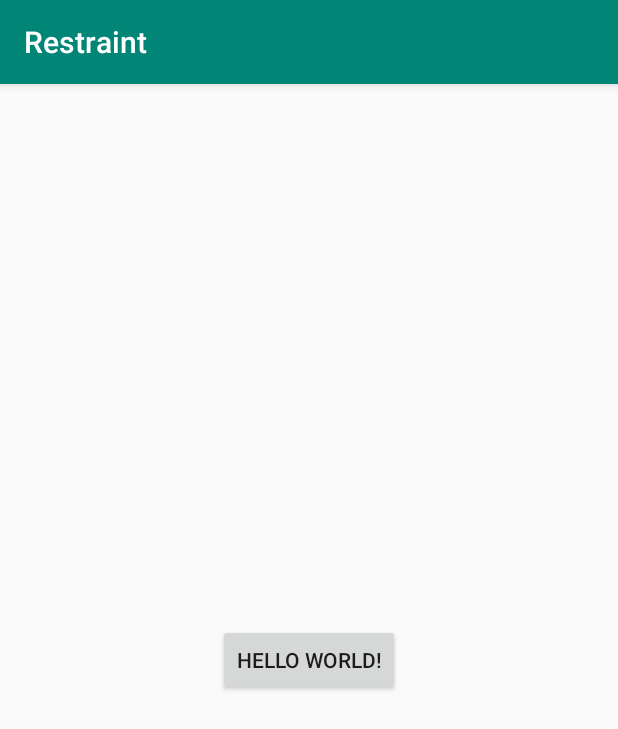
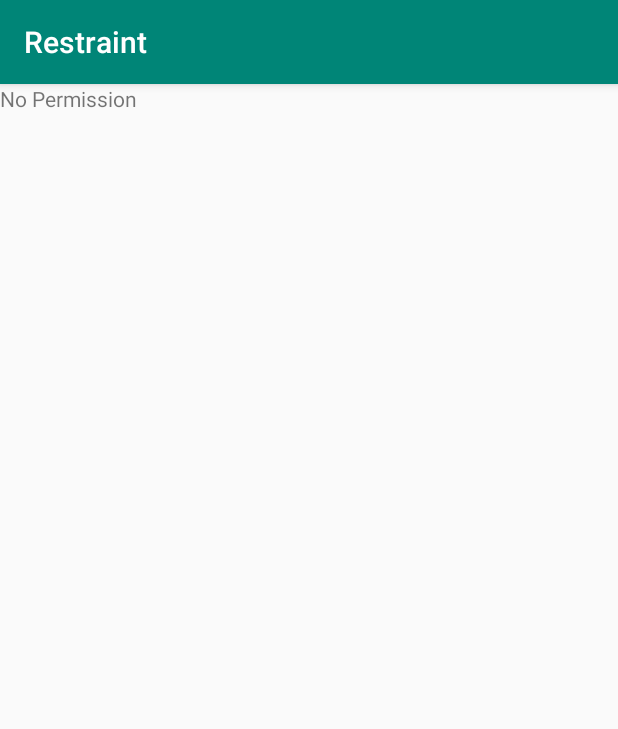
Before and after one commit to axlecho/Restraint, an Android app: the screen it shows after launch (MainActivity), on a phone screen of 412 x 824 dp. Shown: the top 729 px of the screen. Run offline under Robolectric (Android 15) with nearby library versions, the phone set to English and light mode, and no system bars; 1 statement that could not run was skipped.

```diff
--- a/app/build.gradle
+++ b/app/build.gradle
@@ -29,6 +29,8 @@ dependencies {
     implementation 'androidx.core:core-ktx:1.0.2'
     implementation 'androidx.constraintlayout:constraintlayout:1.1.3'
 
+    implementation 'androidx.recyclerview:recyclerview:1.0.0'
+
     implementation 'com.orhanobut:logger:2.2.0'
     implementation 'com.google.code.gson:gson:2.8.5'
 
--- a/app/src/main/java/com/axlecho/restraint/MainActivity.kt
+++ b/app/src/main/java/com/axlecho/restraint/MainActivity.kt
@@ -3,32 +3,44 @@ package com.axlecho.restraint
 import android.content.Intent
 import android.os.Bundle
 import android.provider.Settings
-import android.widget.Button
+import android.view.View
 import androidx.appcompat.app.AppCompatActivity
+import androidx.recyclerview.widget.LinearLayoutManager
+import androidx.recyclerview.widget.RecyclerView
+import com.axlecho.restraint.ui.ListViewAdapter
 import com.axlecho.restraint.utils.TimeUtils
 import com.axlecho.restraint.utils.UsageStatsUtils
-import com.google.gson.GsonBuilder
-import com.orhanobut.logger.AndroidLogAdapter
-import com.orhanobut.logger.Logger
 
 
 class MainActivity : AppCompatActivity() {
-
 
 
     override fun onCreate(savedInstanceState: Bundle?) {
         super.onCreate(savedInstanceState)
         setContentView(R.layout.activity_main)
 
-        val intent = Intent(Settings.ACTION_USAGE_ACCESS_SETTINGS)
-        if(!UsageStatsUtils.checkpermission(this)){
+
+        if (UsageStatsUtils.checkPermission(this)) {
+            val intent = Intent(Settings.ACTION_USAGE_ACCESS_SETTINGS)
             startActivity(intent)
-            Logger.addLogAdapter(AndroidLogAdapter())
         }
 
-        findViewById<Button>(R.id.test).setOnClickListener {
-            Logger.json(GsonBuilder().setPrettyPrinting().create().toJson(
-                UsageStatsUtils.getUsageInfo(this,TimeUtils.dayZero(),TimeUtils.now())))
+    }
+
+    override fun onResume() {
+        super.onResume()
+        if (UsageStatsUtils.checkPermission(this)) {
+            findViewById<View>(R.id.left).visibility = View.GONE
+            findViewById<View>(R.id.error_tip).visibility = View.VISIBLE
+            findViewById<View>(R.id.error_tip).setOnClickListener {
+                val intent = Intent(Settings.ACTION_USAGE_ACCESS_SETTINGS)
+                startActivity(intent)
+            }
+        } else {
+            val view = findViewById<RecyclerView>(R.id.list)
+            view.layoutManager = LinearLayoutManager(this)
+            view.adapter =
+                ListViewAdapter(this, UsageStatsUtils.getUsageInfo(this, TimeUtils.dayZero(), TimeUtils.now()))
         }
     }
 }
--- a/app/src/main/java/com/axlecho/restraint/Module.kt
+++ b/app/src/main/java/com/axlecho/restraint/data/Module.kt
@@ -1,8 +1,7 @@
-package com.axlecho.restraint
+package com.axlecho.restraint.data
 
 data class Info (
     val name:String,
-    val icon:String = "",
     var count:Long = 0L,
     var time:Long = 0L
 )
--- a/app/src/main/java/com/axlecho/restraint/utils/UsageStatsUtils.kt
+++ b/app/src/main/java/com/axlecho/restraint/utils/UsageStatsUtils.kt
@@ -3,12 +3,12 @@ package com.axlecho.restraint.utils
 import android.app.usage.UsageEvents
 import android.app.usage.UsageStatsManager
 import android.content.Context
-import com.axlecho.restraint.Info
+import com.axlecho.restraint.data.Info
 
 class UsageStatsUtils{
 
     companion object {
-        fun checkpermission(context: Context) :Boolean {
+        fun checkPermission(context: Context) :Boolean {
             val manager = context.getSystemService(Context.USAGE_STATS_SERVICE) as UsageStatsManager
             val ret = manager.queryUsageStats(UsageStatsManager.INTERVAL_BEST, 0, TimeUtils.now())
             return ret == null || ret.isEmpty()
@@ -17,7 +17,7 @@ class UsageStatsUtils{
         fun getUsageInfo(context:Context,start:Long,end:Long):List<Info> {
             var last = ""
             var lastTime = -1L
-            val map = HashMap<String,Info>()
+            val map = HashMap<String, Info>()
             val manager = context.getSystemService(Context.USAGE_STATS_SERVICE) as UsageStatsManager
             val ret = manager.queryEvents(start,end)
             while(ret.hasNextEvent()) {
--- a/app/src/main/res/layout/activity_main.xml
+++ b/app/src/main/res/layout/activity_main.xml
@@ -7,14 +7,20 @@
         android:layout_height="match_parent"
         tools:context=".MainActivity">
 
-    <Button
-            android:id="@+id/test"
-            android:layout_width="wrap_content"
-            android:layout_height="wrap_content"
-            android:text="Hello World!"
-            app:layout_constraintBottom_toBottomOf="parent"
+
+    <androidx.recyclerview.widget.RecyclerView
+            android:id="@+id/list"
+            android:layout_width="match_parent"
+            android:layout_height="match_parent"/>
+
+    <TextView
+            android:id="@+id/error_tip"
             app:layout_constraintLeft_toLeftOf="parent"
             app:layout_constraintRight_toRightOf="parent"
-            app:layout_constraintTop_toTopOf="parent"/>
-
+            app:layout_constraintTop_toTopOf="parent"
+            app:layout_constraintBottom_toBottomOf="parent"
+            android:layout_width="match_parent"
+            android:layout_height="match_parent"
+            android:text="@string/no_permission"
+            android:visibility="gone"/>
 </androidx.constraintlayout.widget.ConstraintLayout>
--- /dev/null
+++ b/app/src/main/res/values/dimens.xml
@@ -0,0 +1,4 @@
+<?xml version="1.0" encoding="utf-8"?>
+<resources>
+    <dimen name="item_icon_size">48dp</dimen>
+</resources>
--- a/app/src/main/res/values/strings.xml
+++ b/app/src/main/res/values/strings.xml
@@ -1,3 +1,4 @@
 <resources>
     <string name="app_name">Restraint</string>
+    <string name="no_permission">No Permission</string>
 </resources>
```
Also changed, not shown: app/src/main/java/com/axlecho/restraint/ui/ListViewAdapter.kt (added, +36 -0 lines), app/src/main/java/com/axlecho/restraint/utils/TimeUtils.kt (+15 -6 lines), app/src/main/res/layout/item_usage.xml (added, +47 -0 lines).
